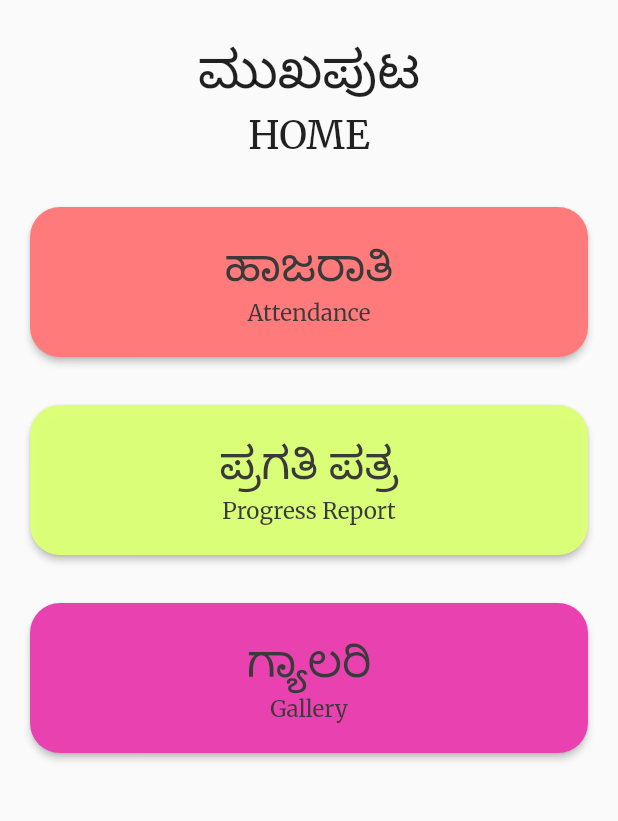
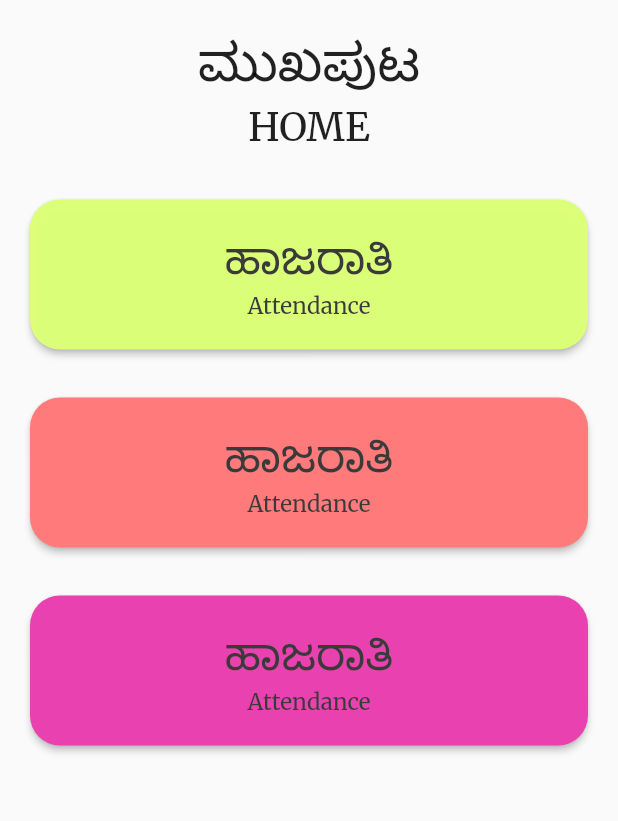
Before and after one commit to johnabhishektg/kcrss, a Flutter app: the MainMenu screen opened directly, on a phone screen of 412 x 824 dp, the part 150-971 px from its top. Run offline on Flutter 3.47's test engine with Material 2 defaults, Android fonts, the phone set to English and light mode, and no system bars; our stand-ins replace google_fonts.

Commit message:
adding reusable widgets in main menu

```diff
--- a/lib/screens/attandance.dart
+++ b/lib/screens/attandance.dart
@@ -1,9 +1,25 @@
 import 'package:flutter/material.dart';
 import '../constants/colors.dart';
+import '../widgets/nav_header.dart';
 
 const List<String> classList = <String>['CLASS', '6th', '7th', '8th', '9th'];
 const List<String> dateList = <String>['DATE', '6th', '7th', '8th', '9th'];
 const List<String> timeList = <String>['TIME', '6th', '7th', '8th', '9th'];
+
+class Attendance extends StatelessWidget {
+  const Attendance({super.key});
+
+  @override
+  Widget build(BuildContext context) {
+    return Scaffold(
+      appBar: PreferredSize(
+        preferredSize: Size.fromHeight(100),
+        child: NavHeader(context),
+      ),
+      body: ClassAttandance(),
+    );
+  }
+}
 
 class ClassAttandance extends StatefulWidget {
   const ClassAttandance({super.key});
@@ -48,6 +64,9 @@ class _AttandanceState extends State<ClassAttandance> {
               ),
             ),
           ),
+
+          // BUTTONS
+
           Column(
             children: [
               // DROPDOWN BUTTONS
@@ -180,34 +199,3 @@ class _AttandanceState extends State<ClassAttandance> {
     );
   }
 }
-
-class Attendance extends StatelessWidget {
-  const Attendance({super.key});
-
-  @override
-  Widget build(BuildContext context) {
-    return Scaffold(
-      appBar: AppBar(
-        toolbarHeight: 100,
-        backgroundColor: tdBGColor,
-        elevation: 0,
-        leading: IconButton(
-          onPressed: () {
-            Navigator.pop(context);
-          },
-          icon: const Icon(Icons.arrow_back_ios),
-          color: tdBlack,
-        ),
-        title: Container(
-          padding: EdgeInsets.only(left: 75),
-          child: IconButton(
-            icon: Image.asset('assets/images/logo.png'),
-            iconSize: 80,
-            onPressed: () {},
-          ),
-        ),
-      ),
-      body: ClassAttandance(),
-    );
-  }
-}
--- a/lib/screens/main_menu.dart
+++ b/lib/screens/main_menu.dart
@@ -1,6 +1,9 @@
 import 'package:flutter/material.dart';
+import 'package:kcrss/widgets/home_button.dart';
 import '../screens/attandance.dart';
 import '../constants/colors.dart';
+import '../widgets/nav_header.dart';
+import '../widgets/title_header.dart';
 
 class MainMenu extends StatelessWidget {
   const MainMenu({super.key});
@@ -8,25 +11,9 @@ class MainMenu extends StatelessWidget {
   @override
   Widget build(BuildContext context) {
     return Scaffold(
-      appBar: AppBar(
-        toolbarHeight: 100,
-        backgroundColor: tdBGColor,
-        elevation: 0,
-        leading: IconButton(
-          onPressed: () {
-            Navigator.pop(context);
-          },
-          icon: const Icon(Icons.arrow_back_ios),
-          color: tdBlack,
-        ),
-        title: Container(
-          padding: EdgeInsets.only(left: 75),
-          child: IconButton(
-            icon: Image.asset('assets/images/logo.png'),
-            iconSize: 80,
-            onPressed: () {},
-          ),
-        ),
+      appBar: PreferredSize(
+        preferredSize: Size.fromHeight(100),
+        child: NavHeader(context),
       ),
       body: Container(
         padding: EdgeInsets.all(20),
@@ -35,17 +22,7 @@ class MainMenu extends StatelessWidget {
           mainAxisAlignment: MainAxisAlignment.center,
           mainAxisSize: MainAxisSize.min,
           children: [
-            Container(
-              padding: EdgeInsets.only(top: 5),
-              child: const Text(
-                "ಮುಖಪುಟ",
-                textAlign: TextAlign.center,
-                style: TextStyle(
-                  fontSize: 35,
-                  fontWeight: FontWeight.w500,
-                ),
-              ),
-            ),
+            TitleHeader("ಮುಖಪುಟ"),
             Container(
               child: const Text(
                 "HOME",
@@ -59,132 +36,28 @@ class MainMenu extends StatelessWidget {
             Column(
               children: [
                 // ATTENDANCE
-                Container(
-                  padding: EdgeInsets.only(top: 32),
-                  child: ElevatedButton(
-                    onPressed: () {
-                      Navigator.push(
-                        context,
-                        MaterialPageRoute(
-                            builder: (context) => const Attendance()),
-                      );
-                    },
-                    style: ButtonStyle(
-                      backgroundColor: MaterialStateProperty.all(red),
-                      foregroundColor: MaterialStateProperty.all(tdBlack),
-                      padding: MaterialStateProperty.all(
-                        EdgeInsets.all(20),
-                      ),
-                      minimumSize:
-                          MaterialStateProperty.all(const Size(400, 40)),
-                      shape: MaterialStateProperty.all(
-                        RoundedRectangleBorder(
-                          borderRadius: BorderRadius.circular(20),
-                        ),
-                      ),
-                    ),
-                    child: Column(
-                      children: [
-                        const Text(
-                          "ಹಾಜರಾತಿ",
-                          style: TextStyle(
-                            fontSize: 30,
-                            fontWeight: FontWeight.w500,
-                          ),
-                        ),
-                        const Text(
-                          "Attendance",
-                          style: TextStyle(
-                            fontSize: 15,
-                            fontWeight: FontWeight.w400,
-                          ),
-                        ),
-                      ],
-                    ),
-                  ),
+                HomeBtn(
+                  bgColor: primaryLime,
+                  textColor: tdBlack,
+                  engText: 'Attendance',
+                  kanText: 'ಹಾಜರಾತಿ',
                 ),
 
                 // PROGRESS REPORT
-
-                Container(
-                  padding: EdgeInsets.only(top: 32),
-                  child: ElevatedButton(
-                    onPressed: () {},
-                    style: ButtonStyle(
-                      backgroundColor: MaterialStateProperty.all(primaryLime),
-                      foregroundColor: MaterialStateProperty.all(tdBlack),
-                      padding: MaterialStateProperty.all(
-                        EdgeInsets.all(20),
-                      ),
-                      minimumSize:
-                          MaterialStateProperty.all(const Size(400, 40)),
-                      shape: MaterialStateProperty.all(
-                        RoundedRectangleBorder(
-                          borderRadius: BorderRadius.circular(20),
-                        ),
-                      ),
-                    ),
-                    child: Column(
-                      children: [
-                        const Text(
-                          "ಪ್ರಗತಿ ಪತ್ರ",
-                          style: TextStyle(
-                            fontSize: 30,
-                            fontWeight: FontWeight.w500,
-                          ),
-                        ),
-                        const Text(
-                          "Progress Report",
-                          style: TextStyle(
-                            fontSize: 15,
-                            fontWeight: FontWeight.w400,
-                          ),
-                        ),
-                      ],
-                    ),
-                  ),
-                ),
+                HomeBtn(
+                    bgColor: red,
+                    textColor: tdBlack,
+                    engText: 'Progress Report',
+                    kanText: 'ಪ್ರಗತಿ ಪತ್ರ'),
 
                 // GALLERY
-
-                Container(
-                  padding: EdgeInsets.only(top: 32),
-                  child: ElevatedButton(
-                    onPressed: () {},
-                    style: ButtonStyle(
-                      backgroundColor: MaterialStateProperty.all(violet),
-                      foregroundColor: MaterialStateProperty.all(tdBlack),
-                      padding: MaterialStateProperty.all(
-                        EdgeInsets.all(20),
-                      ),
-                      minimumSize:
-                          MaterialStateProperty.all(const Size(400, 40)),
-                      shape: MaterialStateProperty.all(
-                        RoundedRectangleBorder(
-                          borderRadius: BorderRadius.circular(20),
-                        ),
-                      ),
-                    ),
-                    child: Column(
-                      children: [
-                        const Text(
-                          "ಗ್ಯಾಲರಿ",
-                          style: TextStyle(
-                            fontSize: 30,
-                            fontWeight: FontWeight.w500,
-                          ),
-                        ),
-                        const Text(
-                          "Gallery",
-                          style: TextStyle(
-                            fontSize: 15,
-                            fontWeight: FontWeight.w400,
-                          ),
-                        ),
-                      ],
-                    ),
-                  ),
-                ),
+                HomeBtn(
+                    bgColor: violet,
+                    textColor: tdBlack,
+                    engText: 'Gallery',
+                    kanText: 'ಗ್ಯಾಲರಿ'),
+//                 "ಗ್ಯಾಲರಿ"
+// "Gallery"
               ],
             ),
           ],
--- /dev/null
+++ b/lib/widgets/home_button.dart
@@ -0,0 +1,64 @@
+import 'package:flutter/material.dart';
+import '../constants/colors.dart';
+import '../screens/attandance.dart';
+
+class HomeBtn extends StatelessWidget {
+  final Color bgColor;
+  final Color textColor;
+  final String engText;
+  final String kanText;
+
+  const HomeBtn({
+    super.key,
+    required this.bgColor,
+    required this.textColor,
+    required this.engText,
+    required this.kanText,
+  });
+
+  @override
+  Widget build(BuildContext context) {
+    return Container(
+      padding: EdgeInsets.only(top: 32),
+      child: ElevatedButton(
+        onPressed: () {
+          Navigator.push(
+            context,
+            MaterialPageRoute(builder: (context) => const Attendance()),
+          );
+        },
+        style: ButtonStyle(
+          backgroundColor: MaterialStateProperty.all(bgColor),
+          foregroundColor: MaterialStateProperty.all(tdBlack),
+          padding: MaterialStateProperty.all(
+            EdgeInsets.all(20),
+          ),
+          minimumSize: MaterialStateProperty.all(const Size(400, 40)),
+          shape: MaterialStateProperty.all(
+            RoundedRectangleBorder(
+              borderRadius: BorderRadius.circular(20),
+            ),
+          ),
+        ),
+        child: Column(
+          children: [
+            const Text(
+              "ಹಾಜರಾತಿ",
+              style: TextStyle(
+                fontSize: 30,
+                fontWeight: FontWeight.w500,
+              ),
+            ),
+            const Text(
+              "Attendance",
+              style: TextStyle(
+                fontSize: 15,
+                fontWeight: FontWeight.w400,
+              ),
+            ),
+          ],
+        ),
+      ),
+    );
+  }
+}
--- /dev/null
+++ b/lib/widgets/nav_header.dart
@@ -0,0 +1,26 @@
+import 'package:flutter/material.dart';
+import 'package:flutter/cupertino.dart';
+import '../constants/colors.dart';
+
+Widget NavHeader(context) {
+  return AppBar(
+    backgroundColor: tdBGColor,
+    toolbarHeight: 100,
+    elevation: 0,
+    leading: IconButton(
+      onPressed: () {
+        Navigator.pop(context);
+      },
+      icon: const Icon(Icons.arrow_back_ios),
+      color: tdBlack,
+    ),
+    title: Container(
+      padding: EdgeInsets.only(left: 75),
+      child: IconButton(
+        icon: Image.asset('assets/images/logo.png'),
+        iconSize: 80,
+        onPressed: () {},
+      ),
+    ),
+  );
+}
--- /dev/null
+++ b/lib/widgets/title_header.dart
@@ -0,0 +1,18 @@
+import 'package:flutter/material.dart';
+import 'package:flutter/cupertino.dart';
+import '../constants/colors.dart';
+
+Widget TitleHeader(String text) {
+  return Container(
+    child: Text(
+      text,
+      textAlign: TextAlign.center,
+      style: const TextStyle(
+        fontSize: 35,
+        fontWeight: FontWeight.w500,
+      ),
+    ),
+  );
+}
+
+//"ಮುಖಪುಟ",
```
